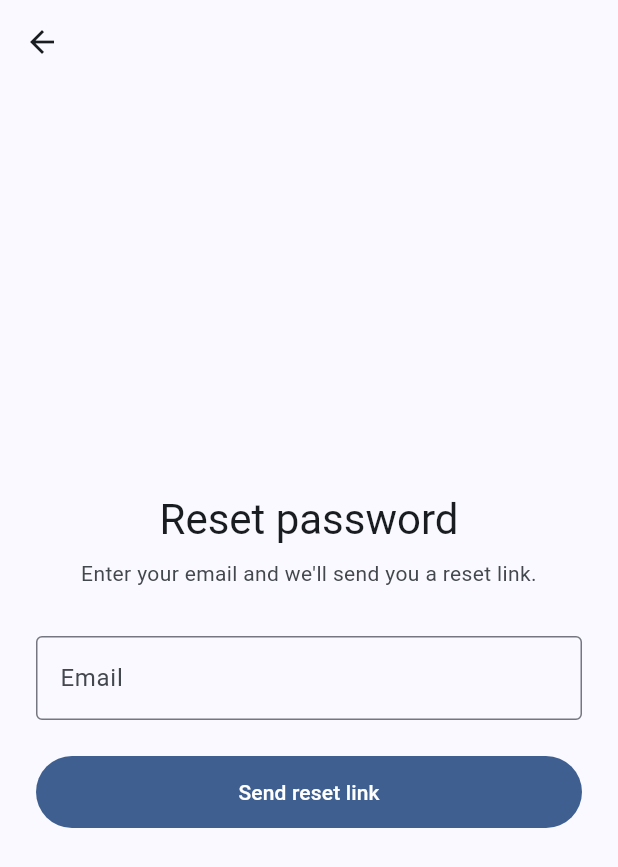
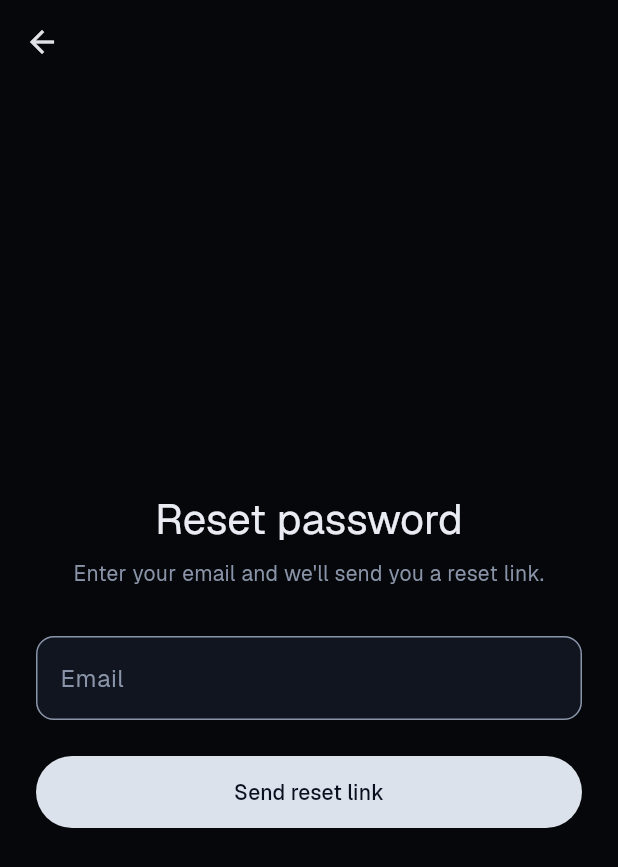
Before and after one commit to texas697/mfb-think-tank, a Flutter app: the screen it shows after launch, after a tap on "Forgot password?", on a phone screen of 412 x 824 dp. Shown: the top 867 px of the screen. Run offline on Flutter 3.47's test engine with Material 3 defaults, Android fonts, the phone set to English and light mode, and no system bars; our stand-ins replace firebase_auth, firebase_core, flutter_markdown_plus, flutter_riverpod, go_router, google_sign_in and 3 more; accounts and stored records are empty.

Commit message:
feat(brand): dark brand theme app-wide, logo on sign-in and splash, store graphics
- `AppTheme` is now the MFB Services Intelligence dark palette (background
  #05070B, surface #0A0D14, accent #DCE2EC on #0A0F1F, muted #8A94A8, danger
  #FFB4AB, Geist) and the app pins `ThemeMode.dark`, so the auth, profile and
  feedback screens match the digest instead of a light grey Material look.
  `DigestTheme` is `AppTheme.dark` plus the `DigestColors` extension.
- `BrandLogo` shows the logo lockup on the sign-in screen (replacing the
  "MFB Think Tank" heading) and on the in-app `SplashScreen`, which now
  matches the native launch screen instead of flashing a white spinner.
- Store graphics from the brand kit under `docs/store-assets/`: Play icon
  512, Play feature graphic 1024x500, App Store icon 1024. `asc-header.html`
  uses the new icon tile and palette; the rendered PNG is unchanged until the
  phone screenshots are placed next to it.

Co-Authored-By: Claude Fable 5.1 <noreply@anthropic.com>
Claude-Session: https://claude.ai/code/session_01KFmu2hn4zh1MjEycPbWRXu

```diff
--- a/lib/app/app.dart
+++ b/lib/app/app.dart
@@ -17,8 +17,9 @@ class App extends ConsumerWidget {
     return MaterialApp.router(
       title: appTitle,
       debugShowCheckedModeBanner: false,
-      theme: AppTheme.light,
+      theme: AppTheme.dark,
       darkTheme: AppTheme.dark,
+      themeMode: ThemeMode.dark,
       routerConfig: ref.watch(routerProvider),
     );
   }
--- a/lib/app/firebase_setup_app.dart
+++ b/lib/app/firebase_setup_app.dart
@@ -15,8 +15,9 @@ class FirebaseSetupApp extends StatelessWidget {
     return MaterialApp(
       title: appTitle,
       debugShowCheckedModeBanner: false,
-      theme: AppTheme.light,
+      theme: AppTheme.dark,
       darkTheme: AppTheme.dark,
+      themeMode: ThemeMode.dark,
       home: _FirebaseSetupScreen(details: details),
     );
   }
--- a/lib/app/theme.dart
+++ b/lib/app/theme.dart
@@ -1,21 +1,52 @@
 import 'package:material_ui/material_ui.dart';
 
-/// App-wide Material 3 themes. Change [seedColor] to rebrand.
+/// App-wide Material 3 theme in the MFB Services Intelligence palette
+/// (mirrors `reader.css` / `digest.html` in the Crucix dashboard).
+///
+/// The brand is dark only, so [App] pins `ThemeMode.dark`.
 abstract final class AppTheme {
-  static const seedColor = Color(0xFF8A94A8);
+  static const background = Color(0xFF05070B);
+  static const surface = Color(0xFF0A0D14);
+  static const raised = Color(0xFF111520);
+  static const border = Color(0xFF1A1E29);
+  static const accent = Color(0xFFDCE2EC);
+  static const onAccent = Color(0xFF0A0F1F);
+  static const text = Color(0xFFE9ECF2);
+  static const muted = Color(0xFF8A94A8);
+  static const danger = Color(0xFFFFB4AB);
 
-  static ThemeData get light => _build(Brightness.light);
-  static ThemeData get dark => _build(Brightness.dark);
-
-  static ThemeData _build(Brightness brightness) {
-    final colorScheme = ColorScheme.fromSeed(
-      seedColor: seedColor,
-      brightness: brightness,
+  static ThemeData get dark {
+    final scheme =
+        ColorScheme.fromSeed(
+          seedColor: accent,
+          brightness: Brightness.dark,
+          surface: surface,
+        ).copyWith(
+          primary: accent,
+          onPrimary: onAccent,
+          onSurfaceVariant: muted,
+          outline: border,
+          error: danger,
+        );
+    final base = ThemeData(
+      colorScheme: scheme,
+      scaffoldBackgroundColor: background,
+      fontFamily: 'Geist',
     );
-    return ThemeData(
-      colorScheme: colorScheme,
-      inputDecorationTheme: const InputDecorationTheme(
-        border: OutlineInputBorder(),
+    return base.copyWith(
+      appBarTheme: const AppBarTheme(
+        backgroundColor: background,
+        surfaceTintColor: Colors.transparent,
+      ),
+      dividerColor: border,
+      textTheme: base.textTheme.apply(bodyColor: text, displayColor: text),
+      inputDecorationTheme: InputDecorationTheme(
+        filled: true,
+        fillColor: raised,
+        border: OutlineInputBorder(
+          borderRadius: BorderRadius.circular(12),
+          borderSide: const BorderSide(color: border),
+        ),
       ),
       filledButtonTheme: FilledButtonThemeData(
         style: FilledButton.styleFrom(minimumSize: const Size.fromHeight(48)),
--- a/lib/features/auth/presentation/sign_in_screen.dart
+++ b/lib/features/auth/presentation/sign_in_screen.dart
@@ -2,7 +2,6 @@ import 'package:flutter/services.dart';
 import 'package:flutter_riverpod/flutter_riverpod.dart';
 import 'package:go_router/go_router.dart';
 import 'package:material_ui/material_ui.dart';
-import 'package:mfb_think_tank/app/app.dart';
 import 'package:mfb_think_tank/app/router.dart';
 import 'package:mfb_think_tank/features/auth/application/auth_providers.dart';
 import 'package:mfb_think_tank/features/auth/presentation/auth_action.dart';
@@ -55,7 +54,7 @@ class _SignInScreenState extends ConsumerState<SignInScreen>
     String withQuery(String path) => query.isEmpty ? path : '$path?$query';
 
     return AuthScaffold(
-      title: appTitle,
+      showLogo: true,
       subtitle: 'Sign in to continue',
       children: [
         Form(
--- a/lib/features/auth/presentation/splash_screen.dart
+++ b/lib/features/auth/presentation/splash_screen.dart
@@ -1,11 +1,24 @@
 import 'package:material_ui/material_ui.dart';
+import 'package:mfb_think_tank/features/auth/presentation/widgets/brand_logo.dart';
 
-/// Shown while Firebase restores the previous session.
+/// Shown while Firebase restores the previous session. Matches the native
+/// launch screen so the hand-off from the OS splash is seamless.
 class SplashScreen extends StatelessWidget {
   const SplashScreen({super.key});
 
   @override
   Widget build(BuildContext context) {
-    return const Scaffold(body: Center(child: CircularProgressIndicator()));
+    return const Scaffold(
+      body: Center(
+        child: Column(
+          mainAxisSize: MainAxisSize.min,
+          children: [
+            BrandLogo(),
+            SizedBox(height: 40),
+            SizedBox(width: 120, child: LinearProgressIndicator(minHeight: 2)),
+          ],
+        ),
+      ),
+    );
   }
 }
--- a/lib/features/auth/presentation/widgets/auth_scaffold.dart
+++ b/lib/features/auth/presentation/widgets/auth_scaffold.dart
@@ -1,21 +1,27 @@
 import 'package:material_ui/material_ui.dart';
+import 'package:mfb_think_tank/features/auth/presentation/widgets/brand_logo.dart';
 
 /// Centered, width-constrained, scrollable layout shared by auth screens.
 class AuthScaffold extends StatelessWidget {
   const AuthScaffold({
-    required this.title,
     required this.children,
+    this.title,
     this.subtitle,
     this.showAppBar = false,
+    this.showLogo = false,
     super.key,
   });
 
-  final String title;
+  /// Heading under the logo. Omit when the logo alone is the heading.
+  final String? title;
   final String? subtitle;
   final List<Widget> children;
 
   /// Shows a back button (for screens pushed on top of sign-in).
   final bool showAppBar;
+
+  /// Shows the brand logo above [title] (the sign-in landing screen).
+  final bool showLogo;
 
   @override
   Widget build(BuildContext context) {
@@ -31,11 +37,16 @@ class AuthScaffold extends StatelessWidget {
               child: Column(
                 crossAxisAlignment: CrossAxisAlignment.stretch,
                 children: [
-                  Text(
-                    title,
-                    style: theme.textTheme.headlineMedium,
-                    textAlign: TextAlign.center,
-                  ),
+                  if (showLogo) ...[
+                    const Center(child: BrandLogo()),
+                    const SizedBox(height: 24),
+                  ],
+                  if (title != null)
+                    Text(
+                      title!,
+                      style: theme.textTheme.headlineMedium,
+                      textAlign: TextAlign.center,
+                    ),
                   if (subtitle != null) ...[
                     const SizedBox(height: 8),
                     Text(
--- /dev/null
+++ b/lib/features/auth/presentation/widgets/brand_logo.dart
@@ -0,0 +1,17 @@
+import 'package:material_ui/material_ui.dart';
+
+/// The MFB Services Inc. logo lockup on its own (dark background only).
+class BrandLogo extends StatelessWidget {
+  const BrandLogo({this.width = 220, super.key});
+
+  final double width;
+
+  @override
+  Widget build(BuildContext context) {
+    return Image.asset(
+      'assets/brand/mfb_logo_dark.png',
+      width: width,
+      semanticLabel: 'MFB Services Intelligence',
+    );
+  }
+}
```
Also changed, not shown: lib/features/readers_digest/presentation/digest_theme.dart (+4 -46 lines), docs/store-assets/asc-icon-1024.png (added), docs/store-assets/play-feature-graphic-1024x500.png (added), docs/store-assets/play-icon-512.png (added), 2 other files.
